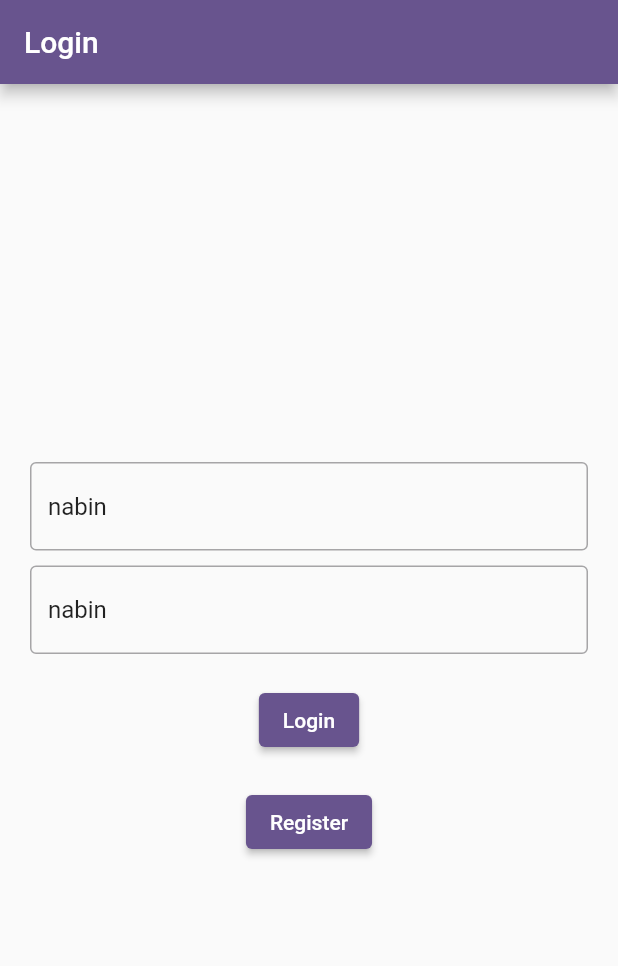
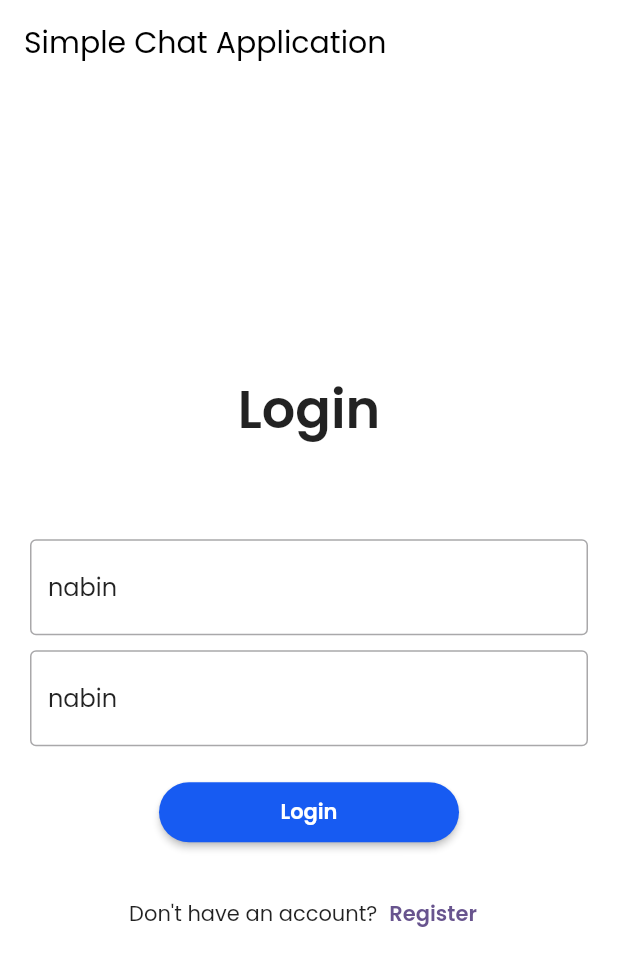
Before and after one commit to NabinGrz/Chat-App-With-Flutter, a Flutter app: the screen it shows after launch, on a phone screen of 412 x 824 dp. Shown: the top 966 px of the screen. Run offline on Flutter 3.47's test engine with Material 3 defaults, Android fonts, the phone set to English and light mode, and no system bars; our stand-ins replace cached_network_image, dio, flutter_image_compress, flutter_typeahead, freezed_annotation, hooks_riverpod and 5 more; Roboto replaces fonts that are missing (Poppins).

Commit message:
feat: completed basic app flow

```diff
--- a/lib/features/chat/presentation/chat_screen.dart
+++ b/lib/features/chat/presentation/chat_screen.dart
@@ -111,7 +111,9 @@ class _ChatScreenState extends ConsumerState<ChatScreen> {
                               ),
                             )
                           : MessagesListViewWidget(
-                              data: snapshot.data!.groupBy(
+                              isGroupChat: current?.isGroupChat ?? false,
+                              data: snapshot.data!,
+                              groupedMessages: snapshot.data!.groupBy(
                                 (msg) => msg.createdAt.format('yyyy-MM-dd'),
                               ),
                               id: id),
--- a/lib/features/chat/presentation/widgets/message_image_card.dart
+++ b/lib/features/chat/presentation/widgets/message_image_card.dart
@@ -12,7 +12,7 @@ class MessageImageCard extends StatelessWidget {
     return Container(
       height: 160,
       margin: EdgeInsets.only(
-        top: 10,
+        // top: 10,
         left: isMyMessage ? 60 : 0,
         right: !isMyMessage ? 60 : 0,
       ),
--- a/lib/features/chat_list/presentation/chat_list_page.dart
+++ b/lib/features/chat_list/presentation/chat_list_page.dart
@@ -69,7 +69,8 @@ class ChatListPage extends ConsumerWidget {
                       .stream,
                   builder: (context, snapshot) {
                     return (snapshot.data == null ||
-                            (snapshot.data?.isEmpty ?? true))
+                                (snapshot.data?.isEmpty ?? true)) &&
+                            snapshot.connectionState != ConnectionState.waiting
                         ? Center(
                             child: Text(
                             AppStrings.noChatsAvailable,
--- a/lib/features/chat_list/presentation/widgets/user_text_field.dart
+++ b/lib/features/chat_list/presentation/widgets/user_text_field.dart
@@ -3,6 +3,7 @@ import 'package:flutter_chat_app/features/chat_list/presentation/providers/user_
 import 'package:flutter_typeahead/flutter_typeahead.dart';
 import 'package:hooks_riverpod/hooks_riverpod.dart';
 
+import '../../../../core/constants/app_text_style.dart';
 import '../../data/models/user_model.dart';
 
 class UserTextField extends ConsumerWidget {
@@ -33,9 +34,10 @@ class UserTextField extends ConsumerWidget {
           controller: userController,
           focusNode: focusNode,
           autofocus: false,
-          decoration: const InputDecoration(
+          decoration: InputDecoration(
             hintText: "Select a user to chat....",
-            border: OutlineInputBorder(),
+            hintStyle: AppTextStyle.extraLight(fontSize: 14),
+            border: const OutlineInputBorder(),
           ),
           onChanged: (value) {
             ref.read(userNameProvider.notifier).state = value;
--- a/lib/features/login/presentation/login_page.dart
+++ b/lib/features/login/presentation/login_page.dart
@@ -1,4 +1,6 @@
 import 'package:flutter/material.dart';
+import 'package:flutter_chat_app/core/constants/app_colors.dart';
+import 'package:flutter_chat_app/core/constants/app_text_style.dart';
 import 'package:flutter_chat_app/core/routes/app_routes.dart';
 import 'package:flutter_chat_app/features/login/domain/entities/user.dart';
 import 'package:flutter_chat_app/features/login/provider/login_providers.dart';
@@ -9,6 +11,8 @@ import '../../../shared/auth_state/auth_state.dart';
 class LoginPage extends ConsumerWidget {
   LoginPage({super.key});
 
+  // final usernameController = TextEditingController();
+  // final passwordController = TextEditingController();
   final usernameController = TextEditingController(text: "nabin");
   final passwordController = TextEditingController(text: "nabin");
   @override
@@ -33,9 +37,13 @@ class LoginPage extends ConsumerWidget {
       } else {}
     });
     return Scaffold(
+      backgroundColor: Colors.white,
       appBar: AppBar(
-        title: const Text(
-          "Login",
+        // backgroundColor: AppColors.primary,
+        backgroundColor: Colors.white, elevation: 0,
+        title: Text(
+          "Simple Chat Application",
+          style: AppTextStyle.regular(color: Colors.black),
         ),
       ),
       body: state.maybeMap(
@@ -48,28 +56,51 @@ class LoginPage extends ConsumerWidget {
             ),
             child: Column(
               mainAxisAlignment: MainAxisAlignment.center,
+              // crossAxisAlignment: CrossAxisAlignment.center,
               children: [
+                Text(
+                  "Login",
+                  style: AppTextStyle.semiBold(fontSize: 35),
+                ),
+                const SizedBox(
+                  height: 60,
+                ),
                 TextField(
                   controller: usernameController,
-                  decoration: const InputDecoration(
-                    hintText: "Username",
-                    border: OutlineInputBorder(),
+                  decoration: InputDecoration(
+                    hintText: "Username....",
+                    hintStyle: AppTextStyle.extraLight(),
+                    border: const OutlineInputBorder(),
+                    focusedBorder: const OutlineInputBorder(
+                      borderSide: BorderSide(color: AppColors.primary),
+                    ),
                   ),
+                  style: AppTextStyle.regular(),
                 ),
                 const SizedBox(
                   height: 10,
                 ),
                 TextField(
                   controller: passwordController,
-                  decoration: const InputDecoration(
+                  style: AppTextStyle.regular(),
+                  decoration: InputDecoration(
                     hintText: "Password",
-                    border: OutlineInputBorder(),
+                    hintStyle: AppTextStyle.extraLight(),
+                    border: const OutlineInputBorder(),
+                    focusedBorder: const OutlineInputBorder(
+                      borderSide: BorderSide(color: AppColors.primary),
+                    ),
                   ),
                 ),
                 const SizedBox(
                   height: 20,
                 ),
                 ElevatedButton(
+                  style: ElevatedButton.styleFrom(
+                      backgroundColor: AppColors.primary,
+                      minimumSize: const Size(200, 40),
+                      shape: RoundedRectangleBorder(
+                          borderRadius: BorderRadius.circular(30))),
                   onPressed: () async {
                     final notifier = ref.read(loginProvider.notifier);
                     await notifier.loginUser(
@@ -79,17 +110,32 @@ class LoginPage extends ConsumerWidget {
                       ),
                     );
                   },
-                  child: const Text("Login"),
+                  child: Text(
+                    "Login",
+                    style: AppTextStyle.semiBold(),
+                  ),
                 ),
                 const SizedBox(
                   height: 20,
                 ),
-                ElevatedButton(
-                  onPressed: () async {
-                    AppRouter.pushNamed(
-                        context: context, routeName: AppRouter.register);
-                  },
-                  child: const Text("Register"),
+                Row(
+                  mainAxisAlignment: MainAxisAlignment.center,
+                  children: [
+                    Text(
+                      "Don't have an account?",
+                      style: AppTextStyle.regular(),
+                    ),
+                    TextButton(
+                      onPressed: () async {
+                        AppRouter.pushNamed(
+                            context: context, routeName: AppRouter.register);
+                      },
+                      child: Text(
+                        "Register",
+                        style: AppTextStyle.semiBold(),
+                      ),
+                    ),
+                  ],
                 )
               ],
             ),
```
Also changed, not shown: lib/features/chat/presentation/widgets/messages_list_view_widget.dart (+51 -14 lines), lib/features/chat/presentation/widgets/typing_widget.dart (+8 -3 lines), lib/features/chat_list/presentation/widgets/create_chat_dialog.dart (+17 -5 lines), lib/features/chat_list/presentation/widgets/stacked_image.dart (+11 -6 lines).
